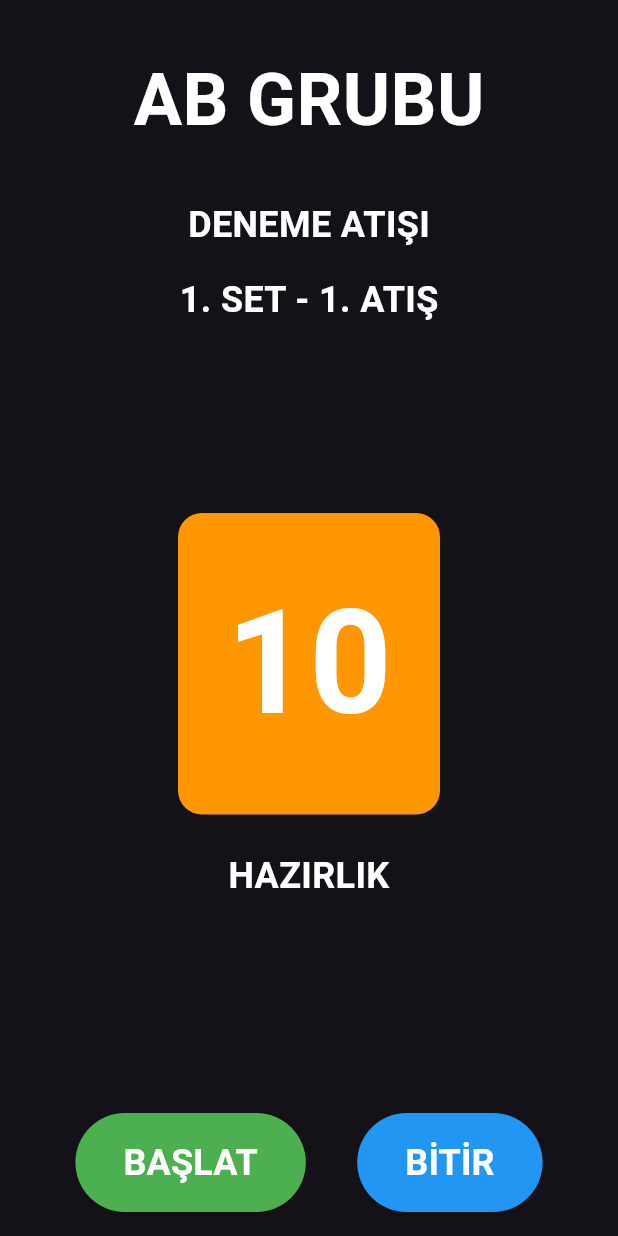
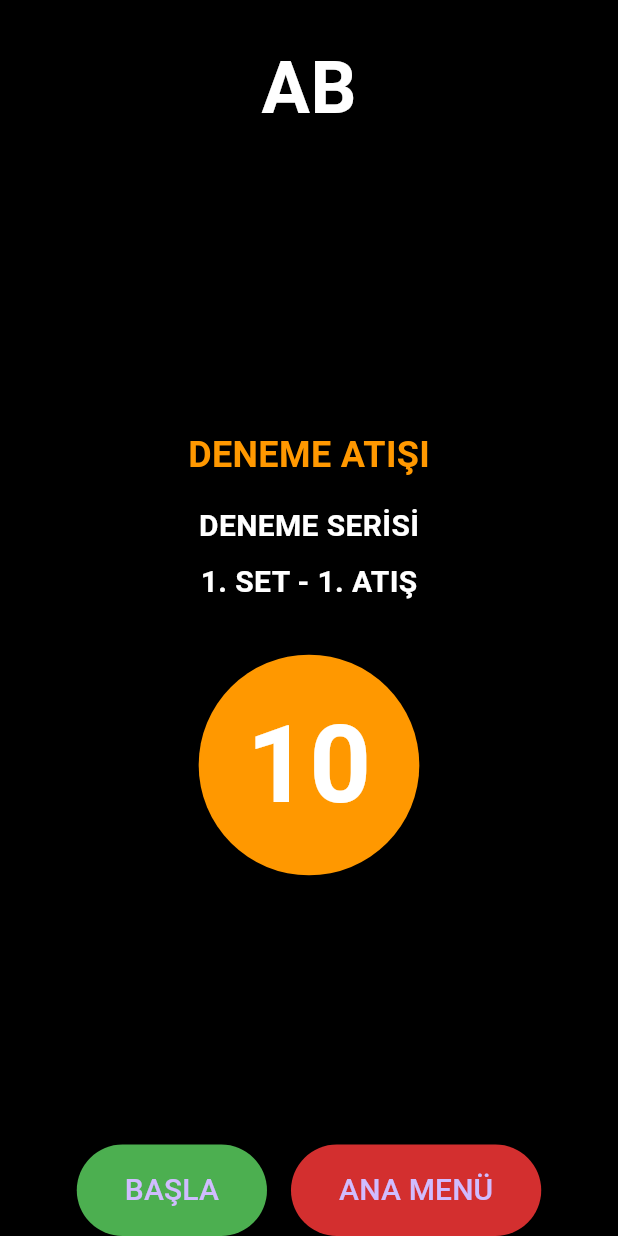
Before and after one commit to hasanali8334/archery_timer, a Flutter app: the screen it shows after launch, on a phone screen of 412 x 824 dp. Run offline on Flutter 3.47's test engine with Material 3 defaults, Android fonts, the phone set to English and light mode, and no system bars; our stand-ins replace audioplayers, shared_preferences; statements that could not run were skipped.

Commit message:
ShootingScreen eski versiyona geri döndürüldü: - AB yazısı büyük ve beyaz renkte - Timer üstünde atış bilgisi - Arkaplan kaldırıldı

```diff
--- a/lib/screens/shooting_screen.dart
+++ b/lib/screens/shooting_screen.dart
@@ -11,7 +11,6 @@ class ShootingScreen extends StatefulWidget {
   final int practiceRounds;
   final int preparationTime;
   final int matchRounds;
-  final int shotsPerSet;
   final ShootingStyle shootingStyle;
 
   const ShootingScreen({
@@ -23,7 +22,6 @@ class ShootingScreen extends StatefulWidget {
     required this.practiceRounds,
     required this.preparationTime,
     required this.matchRounds,
-    required this.shotsPerSet,
     required this.shootingStyle,
   });
 
@@ -35,27 +33,22 @@ class _ShootingScreenState extends State<ShootingScreen> {
   Timer? _timer;
   bool isRunning = false;
   bool isPreparationPhase = true;
+  bool isShootingPhase = false;
   bool isABGroup = true;
   late int remainingTime;
-  int currentShotInSet = 1;
-  int currentSet = 1;
-  bool isPracticeRound = false;
+  int currentShotInSet = 1; // 1-2 arası atış sırası (AB veya CD için)
+  int currentSet = 1; // 1-2 arası set sırası (her seride 2 set var)
+  int currentRound = 1; // Mevcut seri sayısı
+  bool isPracticeRound = true;
   bool isPaused = false;
-  bool isMatchFinished = false;
+  int currentShotDuration = 0;
 
   @override
   void initState() {
     super.initState();
-    // Deneme atışı varsa deneme ile başla, yoksa yarışma ile başla
-    isPracticeRound = widget.practiceRounds > 0;
-    currentSet = 1;
-    currentShotInSet = 1;
-    isABGroup = true;
-    isPreparationPhase = true;
     remainingTime = widget.preparationTime;
     _updateTargetGroup();
     isPaused = false;
-    isMatchFinished = false;
   }
 
   @override
@@ -65,14 +58,18 @@ class _ShootingScreenState extends State<ShootingScreen> {
   }
 
   void _updateTargetGroup() {
-    if (widget.shootingStyle == ShootingStyle.standard) {
+    if (widget.shootingStyle == ShootingStyle.standart) {
       isABGroup = true;
-    } else if (widget.shootingStyle == ShootingStyle.alternating) {
+    } else if (widget.shootingStyle == ShootingStyle.donusumsuzABCD) {
+      // Dönüşümsüz: Set 1'de AB, Set 2'de CD atıyor
       isABGroup = currentSet == 1;
     } else {
-      if (currentSet % 2 == 1) {
+      // Dönüşümlü: Tek sayılı serilerde AB-CD, çift sayılı serilerde CD-AB
+      if (currentRound % 2 == 1) {
+        // Tek sayılı seri
         isABGroup = currentSet == 1;
       } else {
+        // Çift sayılı seri
         isABGroup = currentSet == 2;
       }
     }
@@ -86,121 +83,121 @@ class _ShootingScreenState extends State<ShootingScreen> {
     }
   }
 
-  void _stopTimer() {
+  void _startCountdown() {
     _timer?.cancel();
-    setState(() {
-      isRunning = false;
-    });
+    if (!isPaused) {
+      _playSound('whistle');
     }
-
-  void _startTimer() {
-    setState(() {
-      isRunning = true;
-    });
-
     _timer = Timer.periodic(const Duration(seconds: 1), (timer) {
       setState(() {
         if (remainingTime > 0) {
           remainingTime--;
-
-          if (!isPreparationPhase && remainingTime == widget.warningTime) {
+          if (!isPreparationPhase) {
+            currentShotDuration++;
+            // Uyarı süresi kontrolü
+            if (remainingTime <= widget.warningTime) {
               _playSound('beep');
             }
-
-          if (!isPreparationPhase && remainingTime <= 5 && remainingTime > 0) {
+            // Son 5 saniye kontrolü
+            if (remainingTime <= 5 && remainingTime > 0) {
               _playSound('beep');
             }
+          }
         } else {
-          _timer?.cancel();
+          timer.cancel();
+          if (isPreparationPhase) {
+            // Hazırlık süresi bitti, atış süresine geç
+            isPreparationPhase = false;
+            isShootingPhase = true;
+            remainingTime = widget.shootingTime;
+            currentShotDuration = 0;
+            _startCountdown(); // Yeni süre için geri sayımı başlat
+          } else if (isShootingPhase) {
+            // Atış süresi bittiğinde düdük çal
+            _playSound('whistle');
+            isShootingPhase = false;
+            isPreparationPhase = true;
+            isABGroup = !isABGroup;
+            remainingTime = widget.preparationTime;
+            currentShotDuration = 0;
             isRunning = false;
-          _playSound('whistle');
-
-          if (isPreparationPhase) {
-            setState(() {
-              isPreparationPhase = false;
-              remainingTime = widget.shootingTime;
-            });
-            _startTimer();
-          } else {
-            _finishShot();
+            finishShot();
           }
         }
       });
     });
   }
 
-  void _finishShot() {
-    _stopTimer();
-
-    print('DEBUG - Önceki durum:');
-    print(
-      'Set: $currentSet / ${isPracticeRound ? widget.practiceRounds : widget.matchRounds}',
-    );
-    print('Atış: $currentShotInSet / 2');
-    print('Grup: ${isABGroup ? "AB" : "CD"}');
-    print('Mod: ${isPracticeRound ? "Deneme" : "Yarışma"}');
-
+  void _toggleTimer() {
     setState(() {
-      isPreparationPhase = true;
-      remainingTime = widget.preparationTime;
-
-      // Sonraki atışa geç
-      if (currentShotInSet < 2) {
-        currentShotInSet++;
-        // Sadece dönüşümlü atışta CD'ye geç
-        if (widget.shootingStyle == ShootingStyle.rotating) {
-          isABGroup = !isABGroup;
+      if (!isRunning) {
+        isRunning = true;
+        _startCountdown();
       }
-        print('DEBUG - Sonraki atışa geçildi');
-        return;
+    });
   }
 
-      // Set bitti, sıfırla
+  void finishShot() {
+    stopTimer();
+
+    if (currentShotInSet == 2) {
+      // Set tamamlandı
+      if (currentSet == 2) {
+        // Seri tamamlandı
+        if (isPracticeRound && currentRound < widget.practiceRounds) {
+          // Deneme serisi devam ediyor
+          setState(() {
             currentShotInSet = 1;
-      isABGroup = true;
-
-      // Set kontrolü
-      if (isPracticeRound && widget.practiceRounds > 0) {
-        // Deneme atışları
-        if (currentSet >= widget.practiceRounds) {
-          // Deneme bitti, yarışmaya geç
+            currentSet = 1;
+            currentRound++;
+            remainingTime = widget.preparationTime;
+            isPreparationPhase = true;
+          });
+          _updateTargetGroup();
+        } else if (isPracticeRound) {
+          // Deneme serileri bitti, yarışma serilerine geç
+          setState(() {
             isPracticeRound = false;
+            currentShotInSet = 1;
             currentSet = 1;
-          print('DEBUG - Deneme bitti, yarışma başlıyor');
-          return;
+            currentRound = 1;
+            remainingTime = widget.preparationTime;
+            isPreparationPhase = true;
+          });
+          _updateTargetGroup();
+        } else if (currentRound >= widget.matchRounds) {
+          // Yarışma serileri bitti, ana menüye dön
+          widget.onReset();
+        } else {
+          // Sonraki seriye geç
+          setState(() {
+            currentShotInSet = 1;
+            currentSet = 1;
+            currentRound++;
+            remainingTime = widget.preparationTime;
+            isPreparationPhase = true;
+          });
+          _updateTargetGroup();
         }
       } else {
-        // Yarışma atışları
-        if (currentSet >= widget.matchRounds) {
-          isMatchFinished = true;
-          print('DEBUG - Yarışma bitti!');
-          return;
+        // Sonraki sete geç
+        setState(() {
+          currentShotInSet = 1;
+          currentSet++;
+          remainingTime = widget.preparationTime;
+          isPreparationPhase = true;
+        });
+        _updateTargetGroup();
       }
+    } else {
+      // Sonraki atışa geç
+      setState(() {
+        currentShotInSet++;
+        remainingTime = widget.preparationTime;
+        isPreparationPhase = true;
+      });
+      _updateTargetGroup();
     }
-
-      // Sonraki sete geç
-      currentSet++;
-      print('DEBUG - Sonraki sete geçildi: $currentSet');
-
-      // Atış stiline göre başlangıç grubunu belirle
-      switch (widget.shootingStyle) {
-        case ShootingStyle.rotating:
-          isABGroup = currentSet % 2 == 1;
-          break;
-        default:
-          isABGroup = true;
-          break;
-      }
-    });
-
-    print('DEBUG - Sonraki durum:');
-    print(
-      'Set: $currentSet / ${isPracticeRound ? widget.practiceRounds : widget.matchRounds}',
-    );
-    print('Atış: $currentShotInSet / 2');
-    print('Grup: ${isABGroup ? "AB" : "CD"}');
-    print('Mod: ${isPracticeRound ? "Deneme" : "Yarışma"}');
-    print('-------------------');
   }
 
   void stopTimer() {
@@ -214,7 +211,7 @@ class _ShootingScreenState extends State<ShootingScreen> {
     setState(() {
       isPaused = false;
     });
-    _startTimer();
+    _startCountdown();
   }
 
   void resetTimer() {
@@ -226,26 +223,26 @@ class _ShootingScreenState extends State<ShootingScreen> {
     });
   }
 
+  String _formatTime(int seconds) {
+    return seconds.toString();
+  }
+
   @override
   Widget build(BuildContext context) {
-    Color timerColor =
-        isPreparationPhase
-            ? Colors.orange
-            : (remainingTime <= widget.warningTime
-                ? Colors.orange
-                : Colors.green);
-
     return Scaffold(
-      body: SafeArea(
-        child: Column(
+      backgroundColor: Colors.black,
+      body: Column(
         children: [
           // Üst kısım (AB/CD göstergesi)
           Container(
-              padding: const EdgeInsets.symmetric(vertical: 32),
+            padding: const EdgeInsets.symmetric(vertical: 24),
             child: Center(
+              child: AnimatedOpacity(
+                duration: const Duration(milliseconds: 300),
+                opacity: isABGroup ? 1.0 : 0.0,
                 child: Text(
-                  isABGroup ? 'AB GRUBU' : 'CD GRUBU',
-                  style: const TextStyle(
+                  'AB',
+                  style: TextStyle(
                     color: Colors.white,
                     fontSize: 48,
                     fontWeight: FontWeight.bold,
@@ -253,123 +250,129 @@ class _ShootingScreenState extends State<ShootingScreen> {
                 ),
               ),
             ),
-            // Set ve atış bilgisi
-            Column(
-              mainAxisSize: MainAxisSize.min,
+          ),
+          // Orta kısım (Süre göstergesi)
+          Expanded(
+            child: Column(
+              mainAxisAlignment: MainAxisAlignment.center,
               children: [
-                Text(
-                  isPracticeRound ? 'DENEME ATIŞI' : 'YARIŞMA ATIŞI',
-                  style: const TextStyle(
-                    color: Colors.white,
+                // Deneme atışı yazısı
+                if (isPracticeRound && widget.practiceRounds > 0)
+                  Container(
+                    padding: const EdgeInsets.only(bottom: 16),
+                    child: Text(
+                      'DENEME ATIŞI',
+                      style: TextStyle(
+                        color: Colors.orange,
                         fontSize: 24,
                         fontWeight: FontWeight.bold,
                       ),
                     ),
-                const SizedBox(height: 16),
+                  ),
+                // Atış bilgisi
+                Container(
+                  padding: const EdgeInsets.only(bottom: 24),
+                  child: Column(
+                    children: [
+                      Text(
+                        isPracticeRound ? 'DENEME SERİSİ' : 'YARIŞ SERİSİ',
+                        style: TextStyle(
+                          color: Colors.white,
+                          fontSize: 20,
+                          fontWeight: FontWeight.bold,
+                        ),
+                      ),
+                      const SizedBox(height: 8),
                       Text(
                         '${currentSet}. SET - ${currentShotInSet}. ATIŞ',
-                  style: const TextStyle(
+                        style: TextStyle(
                           color: Colors.white,
-                    fontSize: 24,
+                          fontSize: 20,
                           fontWeight: FontWeight.bold,
                         ),
                       ),
                     ],
                   ),
-            // Timer ve butonlar
-            Expanded(
-              child: Center(
-                child: Column(
-                  mainAxisSize: MainAxisSize.min,
-                  children: [
+                ),
+                // Süre göstergesi
                 Container(
                   padding: const EdgeInsets.all(32),
                   decoration: BoxDecoration(
-                        color: timerColor,
-                        borderRadius: BorderRadius.circular(16),
+                    shape: BoxShape.circle,
+                    color: isPreparationPhase ? Colors.orange : Colors.green,
                   ),
                   child: Text(
-                        remainingTime.toString(),
+                    _formatTime(remainingTime),
                     style: const TextStyle(
                       color: Colors.white,
-                          fontSize: 96,
+                      fontSize: 72,
                       fontWeight: FontWeight.bold,
                     ),
-                      ),
-                    ),
-                    if (!isRunning)
-                      Container(
-                        padding: const EdgeInsets.only(top: 24),
-                        child: Text(
-                          isPreparationPhase ? 'HAZIRLIK' : 'ATIŞ',
-                          style: const TextStyle(
-                            color: Colors.white,
-                            fontSize: 24,
-                            fontWeight: FontWeight.bold,
-                          ),
-                          textAlign: TextAlign.center,
                   ),
                 ),
               ],
             ),
           ),
-            ),
-            Container(
-              padding: const EdgeInsets.all(16),
-              child: Column(
-                mainAxisSize: MainAxisSize.min,
+          // Alt kısım (Butonlar)
+          Row(
+            mainAxisAlignment: MainAxisAlignment.center,
             children: [
-                  Row(
-                    mainAxisAlignment: MainAxisAlignment.spaceEvenly,
-                    children: [
+              if (!isRunning)
                 ElevatedButton(
-                        onPressed:
-                            isMatchFinished
-                                ? null
-                                : (isRunning ? _stopTimer : _startTimer),
+                  onPressed: _toggleTimer,
                   style: ElevatedButton.styleFrom(
-                          backgroundColor:
-                              isRunning ? Colors.red : Colors.green,
+                    backgroundColor: Colors.green,
                     padding: const EdgeInsets.symmetric(
                       horizontal: 32,
                       vertical: 16,
                     ),
                   ),
                   child: Text(
-                          isRunning ? 'DURDUR' : 'BAŞLAT',
-                          style: const TextStyle(
-                            fontSize: 24,
-                            fontWeight: FontWeight.bold,
-                            color: Colors.white,
+                    isPaused ? 'DEVAM ET' : 'BAŞLA',
+                    style: const TextStyle(fontSize: 20),
                   ),
-                        ),
-                      ),
+                )
+              else ...[
                 ElevatedButton(
-                        onPressed: isMatchFinished ? null : _finishShot,
+                  onPressed: stopTimer,
                   style: ElevatedButton.styleFrom(
-                          backgroundColor: Colors.blue,
+                    backgroundColor: Colors.orange,
                     padding: const EdgeInsets.symmetric(
                       horizontal: 32,
                       vertical: 16,
                     ),
                   ),
-                        child: const Text(
-                          'BİTİR',
-                          style: TextStyle(
-                            fontSize: 24,
-                            fontWeight: FontWeight.bold,
-                            color: Colors.white,
+                  child: const Text('DURDUR', style: TextStyle(fontSize: 20)),
+                ),
+                const SizedBox(width: 16),
+                ElevatedButton(
+                  onPressed: finishShot,
+                  style: ElevatedButton.styleFrom(
+                    backgroundColor: Colors.red,
+                    padding: const EdgeInsets.symmetric(
+                      horizontal: 32,
+                      vertical: 16,
                     ),
                   ),
+                  child: const Text('BİTİR', style: TextStyle(fontSize: 20)),
+                ),
+              ],
+              const SizedBox(width: 16),
+              ElevatedButton(
+                onPressed: widget.onReset,
+                style: ElevatedButton.styleFrom(
+                  backgroundColor: Colors.red.shade700,
+                  padding: const EdgeInsets.symmetric(
+                    horizontal: 32,
+                    vertical: 16,
+                  ),
+                ),
+                child: const Text('ANA MENÜ', style: TextStyle(fontSize: 20)),
               ),
             ],
           ),
         ],
       ),
-            ),
-          ],
-        ),
-      ),
     );
   }
 }
```
Lines whose indentation alone changed are shown as unchanged.
